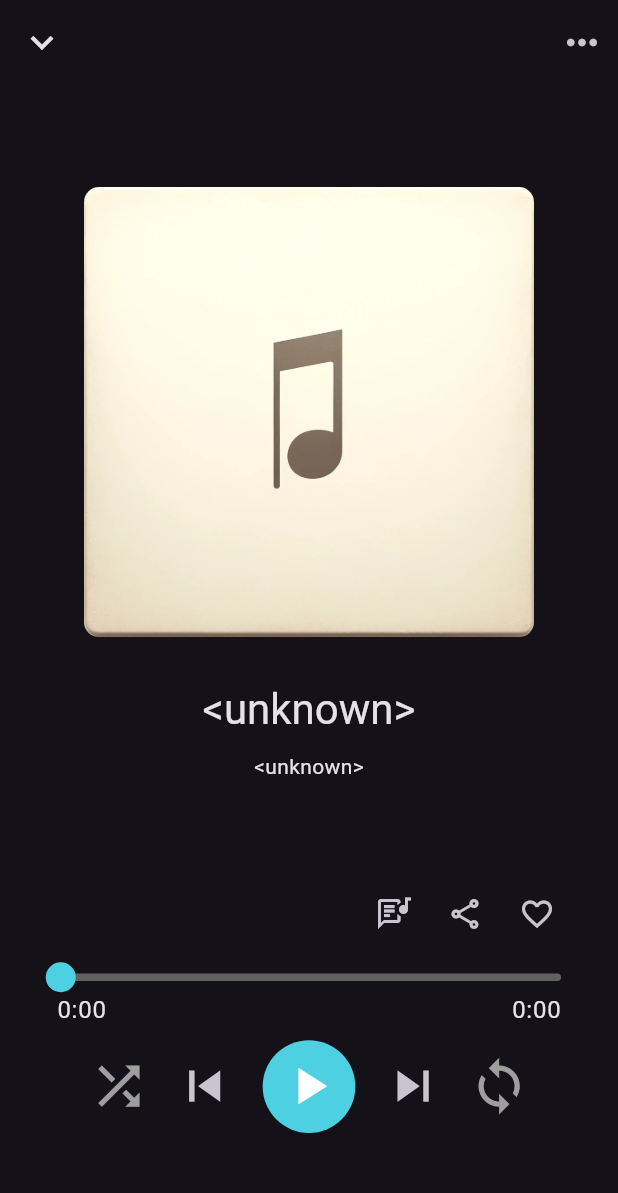
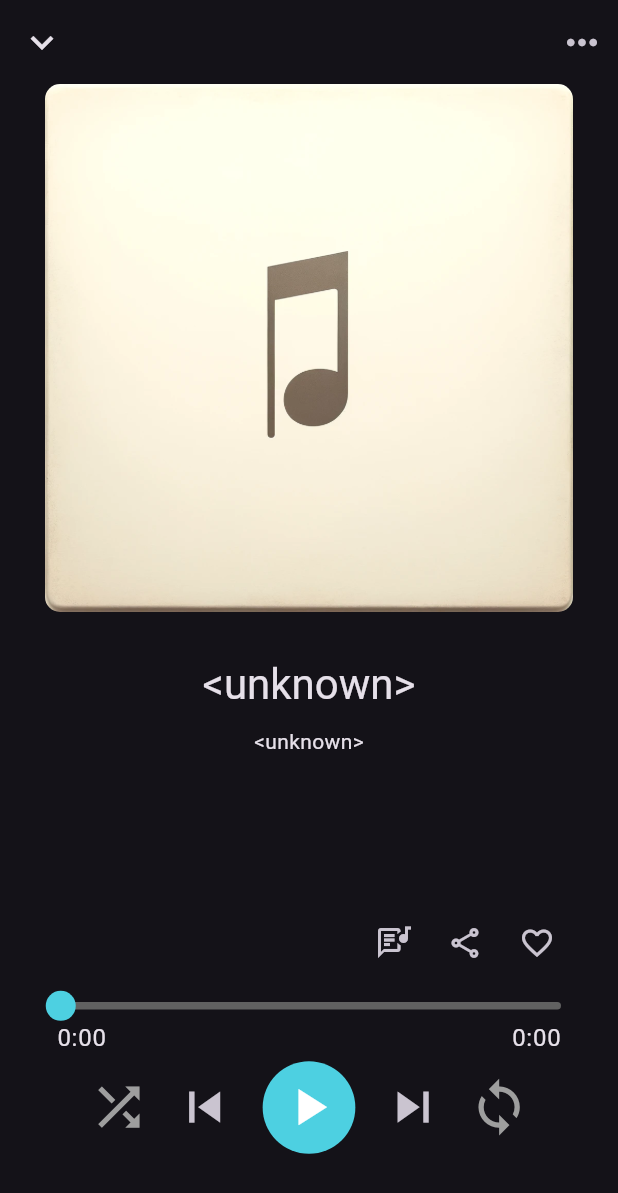
Before and after one commit to WonHyun/mulink, a Flutter app: the MusicPlayerScreen screen opened directly, on a phone screen of 412 x 824 dp. Shown: the top 1193 px of the screen. Run offline on Flutter 3.47's test engine with Material 3 defaults, Android fonts, the phone set to English and light mode, and no system bars; drawn by our look-alikes of audio_video_progress_bar; our stand-ins replace audio_service, file_picker, get, get_it, just_audio, marquee and 1 more; missing offline and left inert: flutter_media_metadata.

Commit message:
fix: change album cover size and adjust player layout

```diff
--- a/lib/ui/music_player_screen/component/album_cover_image.dart
+++ b/lib/ui/music_player_screen/component/album_cover_image.dart
@@ -1,30 +1,30 @@
 import 'dart:typed_data';
-
 import 'package:flutter/material.dart';
-import 'package:mulink/global/extension/context_extension.dart';
 import 'dart:math' as math;
 
 class AlbumCoverImage extends StatelessWidget {
   const AlbumCoverImage({
     super.key,
-    required this.maxWidth,
     this.width,
     this.height,
+    this.maxSize = 500,
     this.imgPath,
     this.albumCoverData,
   });
 
   final double? width;
   final double? height;
-  final double maxWidth;
+  final double maxSize;
   final String? imgPath;
   final Uint8List? albumCoverData;
 
   @override
   Widget build(BuildContext context) {
+    return LayoutBuilder(
+      builder: (context, constraints) {
         return Container(
-      width: width ?? math.min(context.deviceWidth, maxWidth),
-      height: height ?? math.min(context.deviceWidth, maxWidth),
+          width: width ?? math.min(constraints.maxWidth, maxSize),
+          height: height ?? math.min(constraints.maxWidth, maxSize),
           decoration: BoxDecoration(
             borderRadius: BorderRadius.circular(10),
             image: albumCoverData != null
@@ -33,10 +33,13 @@ class AlbumCoverImage extends StatelessWidget {
                     fit: BoxFit.cover,
                   )
                 : DecorationImage(
-                image: AssetImage(imgPath ?? 'assets/images/basic_artwork.png'),
+                    image: AssetImage(
+                        imgPath ?? 'assets/images/basic_artwork.png'),
                     fit: BoxFit.cover,
                   ),
           ),
         );
+      },
+    );
   }
 }
--- a/lib/ui/music_player_screen/layout/player_track_info.dart
+++ b/lib/ui/music_player_screen/layout/player_track_info.dart
@@ -9,10 +9,10 @@ import 'package:mulink/ui/music_player_screen/component/album_cover_image.dart';
 class PlayerTrackInfo extends StatelessWidget {
   const PlayerTrackInfo({
     super.key,
-    required this.playlistController,
+    required this.controller,
   });
 
-  final PlaylistController playlistController;
+  final PlaylistController controller;
 
   @override
   Widget build(BuildContext context) {
@@ -23,19 +23,18 @@ class PlayerTrackInfo extends StatelessWidget {
             Hero(
               tag: "albumCover",
               child: AlbumCoverImage(
-                maxWidth: 300,
-                imgPath: playlistController.currentPlayTrack?.artUri?.path,
-                albumCoverData: playlistController.currentPlayTrack?.albumCover,
+                imgPath: controller.currentPlayTrack?.artUri?.path,
+                albumCoverData: controller.currentPlayTrack?.albumCover,
               ),
             ),
             const SizedBox(height: 30),
             OverflowMarquee(
-              text: playlistController.currentPlayTrack?.title ?? "<unknown>",
+              text: controller.currentPlayTrack?.title ?? "<unknown>",
               textStyle: context.textTheme.headlineMedium,
             ),
             const SizedBox(height: 10),
             OverflowMarquee(
-              text: playlistController.currentPlayTrack?.artist ?? "<unknown>",
+              text: controller.currentPlayTrack?.artist ?? "<unknown>",
               textStyle: context.textTheme.bodyMedium,
             ),
           ],
--- a/lib/ui/music_player_screen/music_player_screen.dart
+++ b/lib/ui/music_player_screen/music_player_screen.dart
@@ -33,19 +33,23 @@ class MusicPlayerScreen extends StatelessWidget {
       body: Padding(
         padding: const EdgeInsets.symmetric(horizontal: 30),
         child: Column(
-          mainAxisAlignment: MainAxisAlignment.center,
           children: [
             Flexible(
-                flex: 6,
-                child: PlayerTrackInfo(playlistController: playlistController)),
+              flex: 10,
+              child: PlayerTrackInfo(controller: playlistController),
+            ),
             Flexible(
-                flex: 1,
-                child: ExtraControllPanel(controller: playerController)),
+              flex: 1,
+              child: ExtraControllPanel(controller: playerController),
+            ),
             Flexible(
-                flex: 1, child: AudioProgressBar(controller: playerController)),
+              flex: 1,
+              child: AudioProgressBar(controller: playerController),
+            ),
             Flexible(
-                flex: 2,
-                child: PlayerControllPanel(controller: playerController)),
+              flex: 2,
+              child: PlayerControllPanel(controller: playerController),
+            ),
           ],
         ),
       ),
```
Lines whose indentation alone changed are shown as unchanged.
